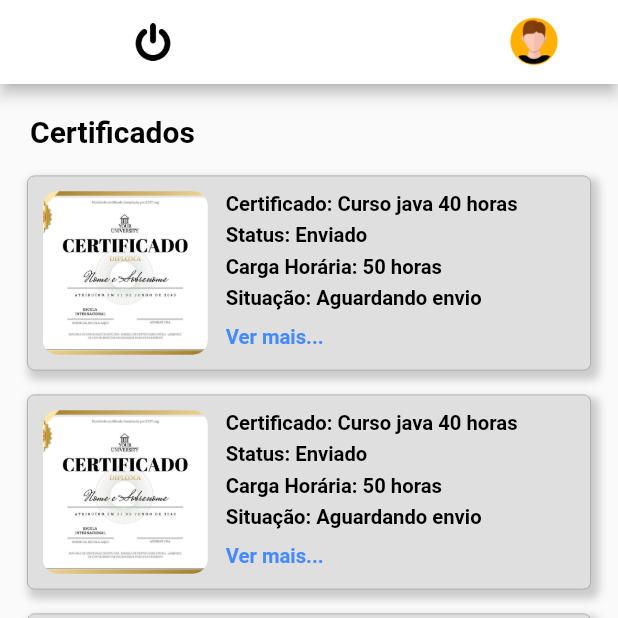
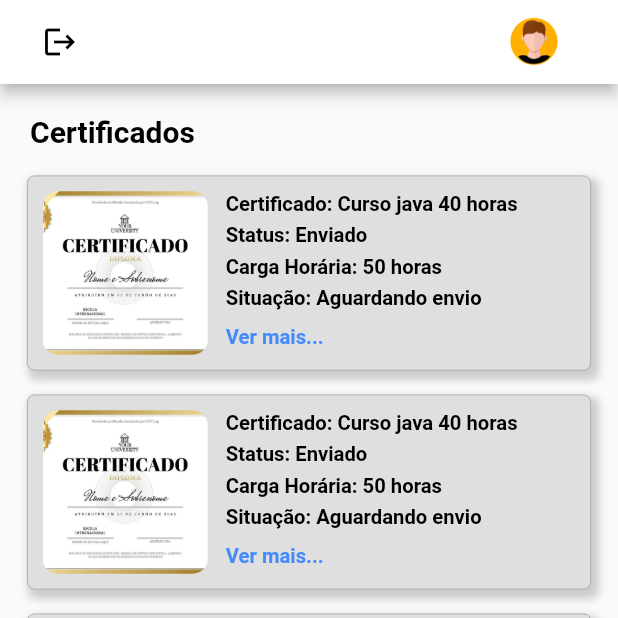
Before and after one commit to WesleySardi/catolica_mhc, a Flutter app: the Certificados screen opened directly, on a phone screen of 412 x 824 dp, the top half of it. Run offline on Flutter 3.47's test engine with Material 2 defaults, Android fonts, the phone set to English and light mode, and no system bars; our stand-ins replace liquid_progress_indicator, percent_indicator, syncfusion_flutter_charts.

Commit message:
Update certificados.dart

```diff
--- a/lib/pages_default/certificados.dart
+++ b/lib/pages_default/certificados.dart
@@ -47,12 +47,19 @@ class _CertificadosState extends State<Certificados> {
 
     return Scaffold(
         appBar: AppBar(
+        automaticallyImplyLeading: false,
         title: Row(
           mainAxisAlignment: MainAxisAlignment.spaceBetween,
           children: [
-              Container(
-                child: Image.asset("images/off_icon_preto.png",
-                    width: 60, height: 25),
+            IconButton(
+              icon: const Icon(
+                Icons.logout,
+                color: Colors.black,
+              ),
+              onPressed: () {
+                Navigator.push(context,
+                    MaterialPageRoute(builder: (context) => Home()));
+              },
             ),
             Container(
               child:
```
Lines whose indentation alone changed are shown as unchanged.
